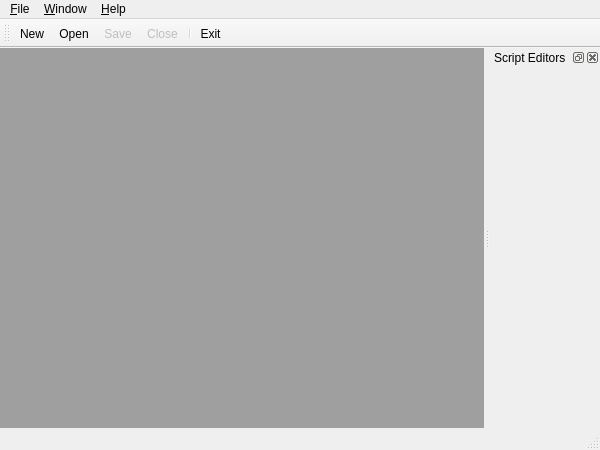
Old version of the form client/mainwindow.ui in the repository jkdoug/mudder.
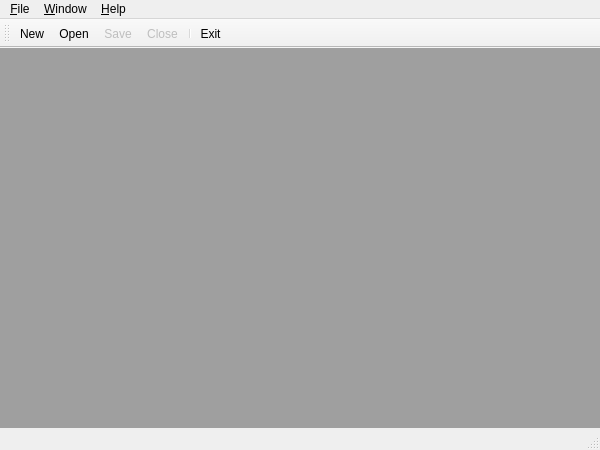
New version of the form. Icons and pictures are not drawn.

Commit message: Removed dock widget; changed MDI tab ordering

Diff of the .ui file:
```diff
--- a/client/mainwindow.ui
+++ b/client/mainwindow.ui
@@ -112,21 +112,6 @@
    <addaction name="actionExit"/>
   </widget>
   <widget class="QStatusBar" name="statusBar"/>
-  <widget class="QDockWidget" name="dockEditor">
-   <property name="minimumSize">
-    <size>
-     <width>110</width>
-     <height>100</height>
-    </size>
-   </property>
-   <property name="windowTitle">
-    <string>Script Editors</string>
-   </property>
-   <attribute name="dockWidgetArea">
-    <number>2</number>
-   </attribute>
-   <widget class="QWidget" name="dockWidgetContents"/>
-  </widget>
   <action name="actionOpen">
    <property name="icon">
     <iconset>
```
Left out of the diff: 3 changed lines with no effect on the pictures.
